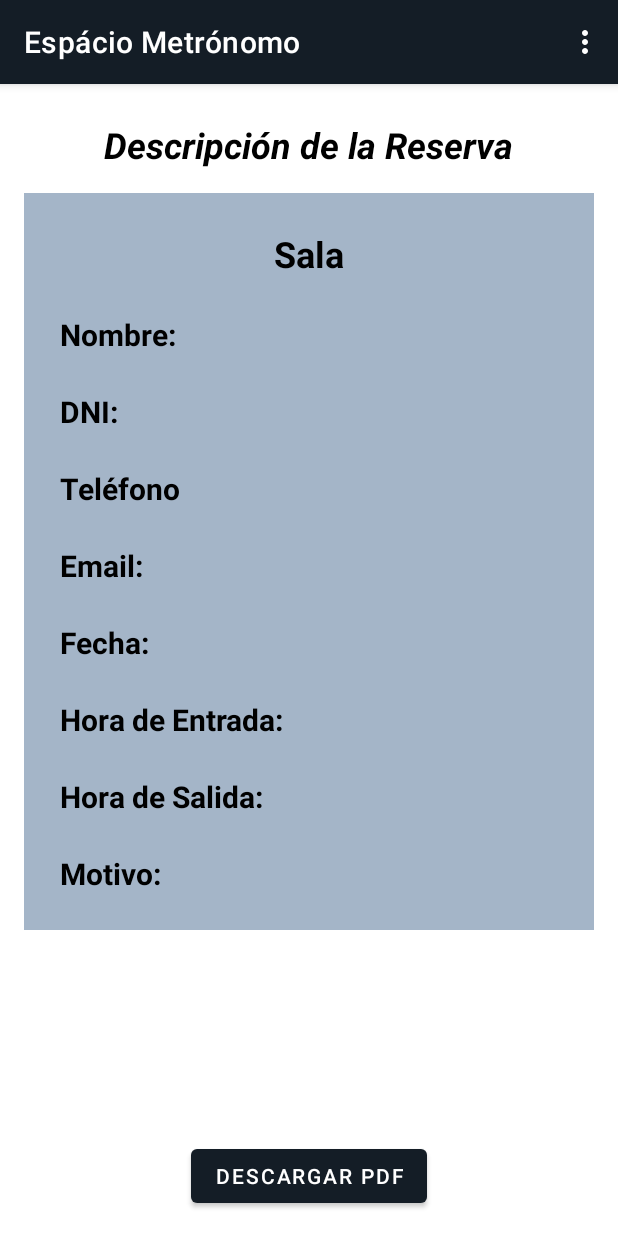
After one commit to Jesus-md-dev/PNET-Project, an Android app: the ImportantBookingViewActivity screen opened directly, with no data from a screen before it, on a phone screen of 412 x 824 dp. The commit adds this screen. Run offline under Robolectric (Android 15) with nearby library versions, the phone set to English and light mode, and no system bars.

Commit message:
pfg generator

```diff
--- /dev/null
+++ b/Hito 4/EspacioMetronomo/app/src/main/res/layout/activity_important_booking_view.xml
@@ -0,0 +1,283 @@
+<?xml version="1.0" encoding="utf-8"?>
+<androidx.constraintlayout.widget.ConstraintLayout xmlns:android="http://schemas.android.com/apk/res/android"
+    xmlns:app="http://schemas.android.com/apk/res-auto"
+    xmlns:tools="http://schemas.android.com/tools"
+    android:layout_width="match_parent"
+    android:layout_height="match_parent"
+    tools:context=".ImportantBookingViewActivity">
+
+    <TextView
+        android:id="@+id/bookingViewTitle"
+        android:layout_width="wrap_content"
+        android:layout_height="wrap_content"
+        android:layout_marginTop="24dp"
+        android:text="@string/booking_view_title"
+        android:textColor="@color/black"
+        android:textSize="24sp"
+        android:textStyle="bold|italic"
+        app:layout_constraintEnd_toEndOf="parent"
+        app:layout_constraintStart_toStartOf="parent"
+        app:layout_constraintTop_toTopOf="parent" />
+
+    <ScrollView
+        android:id="@+id/scrollView2"
+        android:layout_width="0dp"
+        android:layout_height="0dp"
+        android:layout_marginStart="16dp"
+        android:layout_marginTop="16dp"
+        android:layout_marginEnd="16dp"
+        android:layout_marginBottom="24dp"
+        app:layout_constraintBottom_toTopOf="@+id/dowloadButton"
+        app:layout_constraintEnd_toEndOf="parent"
+        app:layout_constraintHorizontal_bias="0.0"
+        app:layout_constraintStart_toStartOf="parent"
+        app:layout_constraintTop_toBottomOf="@+id/bookingViewTitle">
+
+        <androidx.constraintlayout.widget.ConstraintLayout
+            android:id="@+id/constraintLayout2"
+            android:layout_width="match_parent"
+            android:layout_height="wrap_content"
+            android:layout_marginStart="0dp"
+            android:layout_marginTop="0dp"
+            android:layout_marginEnd="0dp"
+            android:background="@color/blue_em">
+
+            <TextView
+                android:id="@+id/roomTypeTitle"
+                android:layout_width="wrap_content"
+                android:layout_height="wrap_content"
+                android:layout_marginTop="24dp"
+                android:text="@string/booking_room_title"
+                android:textColor="@color/black"
+                android:textSize="24sp"
+                android:textStyle="bold"
+                app:layout_constraintEnd_toEndOf="parent"
+                app:layout_constraintStart_toStartOf="parent"
+                app:layout_constraintTop_toTopOf="parent" />
+
+            <TextView
+                android:id="@+id/nameText"
+                android:layout_width="wrap_content"
+                android:layout_height="wrap_content"
+                android:layout_marginStart="24dp"
+                android:layout_marginTop="24dp"
+                android:textColor="@color/black"
+                android:textSize="20sp"
+                app:layout_constraintEnd_toEndOf="parent"
+                app:layout_constraintHorizontal_bias="0.0"
+                app:layout_constraintStart_toEndOf="@+id/nameLabel"
+                app:layout_constraintTop_toBottomOf="@+id/roomTypeTitle" />
+
+            <TextView
+                android:id="@+id/dniText"
+                android:layout_width="wrap_content"
+                android:layout_height="wrap_content"
+                android:layout_marginStart="16dp"
+                android:layout_marginTop="24dp"
+                android:textColor="@color/black"
+                android:textSize="20sp"
+                app:layout_constraintEnd_toEndOf="parent"
+                app:layout_constraintHorizontal_bias="0.0"
+                app:layout_constraintStart_toEndOf="@+id/dniLabel"
+                app:layout_constraintTop_toBottomOf="@+id/nameText" />
+
+            <TextView
+                android:id="@+id/phoneText"
+                android:layout_width="wrap_content"
+                android:layout_height="wrap_content"
+                android:layout_marginStart="16dp"
+                android:layout_marginTop="24dp"
+                android:textColor="@color/black"
+                android:textSize="20sp"
+                app:layout_constraintEnd_toEndOf="parent"
+                app:layout_constraintHorizontal_bias="0.0"
+                app:layout_constraintStart_toEndOf="@+id/phoneLabel"
+                app:layout_constraintTop_toBottomOf="@+id/dniText" />
+
+            <TextView
+                android:id="@+id/emailText"
+                android:layout_width="wrap_content"
+                android:layout_height="wrap_content"
+                android:layout_marginStart="16dp"
+                android:layout_marginTop="24dp"
+                android:textColor="@color/black"
+                android:textSize="20sp"
+                app:layout_constraintEnd_toEndOf="parent"
+                app:layout_constraintHorizontal_bias="0.0"
+                app:layout_constraintStart_toEndOf="@+id/emailLabel"
+                app:layout_constraintTop_toBottomOf="@+id/phoneText" />
+
+            <TextView
+                android:id="@+id/dateText"
+                android:layout_width="wrap_content"
+                android:layout_height="wrap_content"
+                android:layout_marginStart="16dp"
+                android:layout_marginTop="24dp"
+                android:textColor="@color/black"
+                android:textSize="20sp"
+                app:layout_constraintEnd_toEndOf="parent"
+                app:layout_constraintHorizontal_bias="0.0"
+                app:layout_constraintStart_toEndOf="@+id/dateLabel"
+                app:layout_constraintTop_toBottomOf="@+id/emailText" />
+
+            <TextView
+                android:id="@+id/editTextStartHour"
+                android:layout_width="wrap_content"
+                android:layout_height="wrap_content"
+                android:layout_marginStart="16dp"
+                android:layout_marginTop="24dp"
+                android:textColor="@color/black"
+                android:textSize="20sp"
+                app:layout_constraintEnd_toEndOf="parent"
+                app:layout_constraintHorizontal_bias="0.0"
+                app:layout_constraintStart_toEndOf="@+id/endHourLabel"
+                app:layout_constraintTop_toBottomOf="@+id/dateText" />
+
+            <TextView
+                android:id="@+id/editTextEndHour"
+                android:layout_width="wrap_content"
+                android:layout_height="wrap_content"
+                android:layout_marginStart="16dp"
+                android:layout_marginTop="24dp"
+                android:textColor="@color/black"
+                android:textSize="20sp"
+                app:layout_constraintEnd_toEndOf="parent"
+                app:layout_constraintHorizontal_bias="0.0"
+                app:layout_constraintStart_toEndOf="@+id/startHourLabel"
+                app:layout_constraintTop_toBottomOf="@+id/editTextStartHour" />
+
+            <TextView
+                android:id="@+id/reasonText"
+                android:layout_width="wrap_content"
+                android:layout_height="wrap_content"
+                android:layout_marginStart="16dp"
+                android:layout_marginTop="24dp"
+                android:layout_marginEnd="136dp"
+                android:layout_marginBottom="24dp"
+                android:textColor="@color/black"
+                android:textSize="20sp"
+                app:layout_constraintBottom_toBottomOf="parent"
+                app:layout_constraintEnd_toEndOf="parent"
+                app:layout_constraintHorizontal_bias="0.0"
+                app:layout_constraintStart_toEndOf="@+id/reasonLabel"
+                app:layout_constraintTop_toBottomOf="@+id/editTextEndHour" />
+
+            <TextView
+                android:id="@+id/nameLabel"
+                android:layout_width="wrap_content"
+                android:layout_height="wrap_content"
+                android:layout_marginStart="24dp"
+                android:layout_marginTop="24dp"
+                android:text="@string/booking_name_label"
+                android:textColor="@color/black"
+                android:textSize="20sp"
+                android:textStyle="bold"
+                app:layout_constraintStart_toStartOf="parent"
+                app:layout_constraintTop_toBottomOf="@+id/roomTypeTitle" />
+
+            <TextView
+                android:id="@+id/dniLabel"
+                android:layout_width="wrap_content"
+                android:layout_height="wrap_content"
+                android:layout_marginStart="24dp"
+                android:layout_marginTop="24dp"
+                android:text="@string/booking_dni_label"
+                android:textColor="@color/black"
+                android:textSize="20sp"
+                android:textStyle="bold"
+                app:layout_constraintStart_toStartOf="parent"
+                app:layout_constraintTop_toBottomOf="@+id/nameLabel" />
+
+            <TextView
+                android:id="@+id/phoneLabel"
+                android:layout_width="wrap_content"
+                android:layout_height="wrap_content"
+                android:layout_marginStart="24dp"
+                android:layout_marginTop="24dp"
+                android:text="@string/booking_phone_label"
+                android:textColor="@color/black"
+                android:textSize="20sp"
+                android:textStyle="bold"
+                app:layout_constraintStart_toStartOf="parent"
+                app:layout_constraintTop_toBottomOf="@+id/dniLabel" />
+
+            <TextView
+                android:id="@+id/emailLabel"
+                android:layout_width="wrap_content"
+                android:layout_height="wrap_content"
+                android:layout_marginStart="24dp"
+                android:layout_marginTop="24dp"
+                android:text="@string/booking_email_label"
+                android:textColor="@color/black"
+                android:textSize="20sp"
+                android:textStyle="bold"
+                app:layout_constraintStart_toStartOf="parent"
+                app:layout_constraintTop_toBottomOf="@+id/phoneLabel" />
+
+            <TextView
+                android:id="@+id/dateLabel"
+                android:layout_width="wrap_content"
+                android:layout_height="wrap_content"
+                android:layout_marginStart="24dp"
+                android:layout_marginTop="24dp"
+                android:text="@string/booking_date_label"
+                android:textColor="@color/black"
+                android:textSize="20sp"
+                android:textStyle="bold"
+                app:layout_constraintStart_toStartOf="parent"
+                app:layout_constraintTop_toBottomOf="@+id/emailLabel" />
+
+            <TextView
+                android:id="@+id/endHourLabel"
+                android:layout_width="wrap_content"
+                android:layout_height="wrap_content"
+                android:layout_marginStart="24dp"
+                android:layout_marginTop="24dp"
+                android:text="@string/booking_start_hour_label"
+                android:textColor="@color/black"
+                android:textSize="20sp"
+                android:textStyle="bold"
+                app:layout_constraintStart_toStartOf="parent"
+                app:layout_constraintTop_toBottomOf="@+id/dateLabel" />
+
+            <TextView
+                android:id="@+id/startHourLabel"
+                android:layout_width="wrap_content"
+                android:layout_height="wrap_content"
+                android:layout_marginStart="24dp"
+                android:layout_marginTop="24dp"
+                android:text="@string/booking_end_hour_label"
+                android:textColor="@color/black"
+                android:textSize="20sp"
+                android:textStyle="bold"
+                app:layout_constraintStart_toStartOf="parent"
+                app:layout_constraintTop_toBottomOf="@+id/endHourLabel" />
+
+            <TextView
+                android:id="@+id/reasonLabel"
+                android:layout_width="wrap_content"
+                android:layout_height="wrap_content"
+                android:layout_marginStart="24dp"
+                android:layout_marginTop="24dp"
+                android:layout_marginBottom="24dp"
+                android:text="@string/booking_reason_label"
+                android:textColor="@color/black"
+                android:textSize="20sp"
+                android:textStyle="bold"
+                app:layout_constraintBottom_toBottomOf="parent"
+                app:layout_constraintStart_toStartOf="parent"
+                app:layout_constraintTop_toBottomOf="@+id/startHourLabel" />
+        </androidx.constraintlayout.widget.ConstraintLayout>
+    </ScrollView>
+
+    <Button
+        android:id="@+id/dowloadButton"
+        android:layout_width="wrap_content"
+        android:layout_height="wrap_content"
+        android:layout_marginBottom="16dp"
+        android:text="@string/dowload_button"
+        app:layout_constraintBottom_toBottomOf="parent"
+        app:layout_constraintEnd_toEndOf="parent"
+        app:layout_constraintStart_toStartOf="parent" />
+
+</androidx.constraintlayout.widget.ConstraintLayout>
--- a/Hito 4/EspacioMetronomo/app/src/main/res/values/strings.xml
+++ b/Hito 4/EspacioMetronomo/app/src/main/res/values/strings.xml
@@ -35,6 +35,7 @@
     <string name="delete_booking_button">Eliminar</string>
     <string name="reasonLabel">Razón de la reserva:</string>
     <string name="action_test">Test</string>
-    <string name="important_bookings_title">Reservas destacables</string>
+    <string name="important_bookings_title">Clases y Conciertos</string>
     <string name="title_activity_maps">Map</string>
+    <string name="dowload_button">Descargar PDF</string>
 </resources>
```
Also changed, not shown: Hito 4/EspacioMetronomo/app/src/main/AndroidManifest.xml (+6 -15 lines), Hito 4/EspacioMetronomo/app/src/main/java/es/uca/espaciometronomo/BookingAdapter.java (+4 -4 lines), Hito 4/EspacioMetronomo/app/src/main/java/es/uca/espaciometronomo/ImportantBookingAdapter.java (added, +71 -0 lines), Hito 4/EspacioMetronomo/app/src/main/java/es/uca/espaciometronomo/ImportantBookingViewActivity.java (added, +247 -0 lines), Hito 4/EspacioMetronomo/app/src/main/java/es/uca/espaciometronomo/ImportantBookingsActivity.java (+6 -3 lines), Hito 4/EspacioMetronomo/app/src/main/res/layout/activity_important_bookings.xml (+3 -4 lines), Hito 4/EspacioMetronomo/app/src/main/res/layout/booking_item.xml (+4 -4 lines), Hito 4/EspacioMetronomo/app/src/main/res/drawable-v24/header.png (added), 9 other files.
